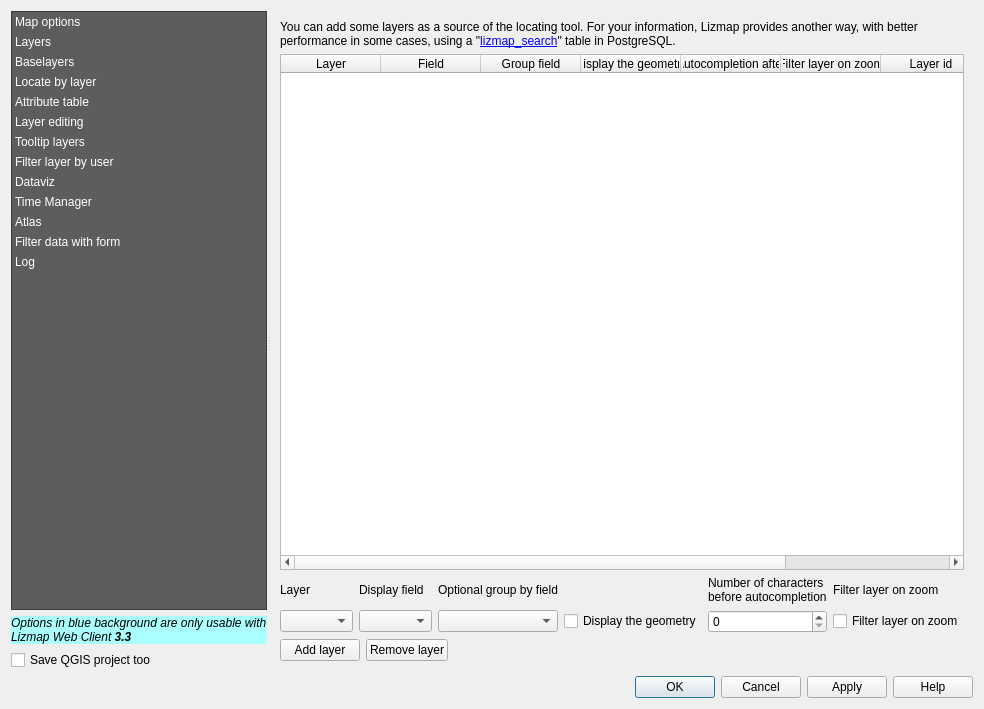
3liz/lizmap-plugin, file resources/ui/ui_lizmap.ui: the form before one commit.
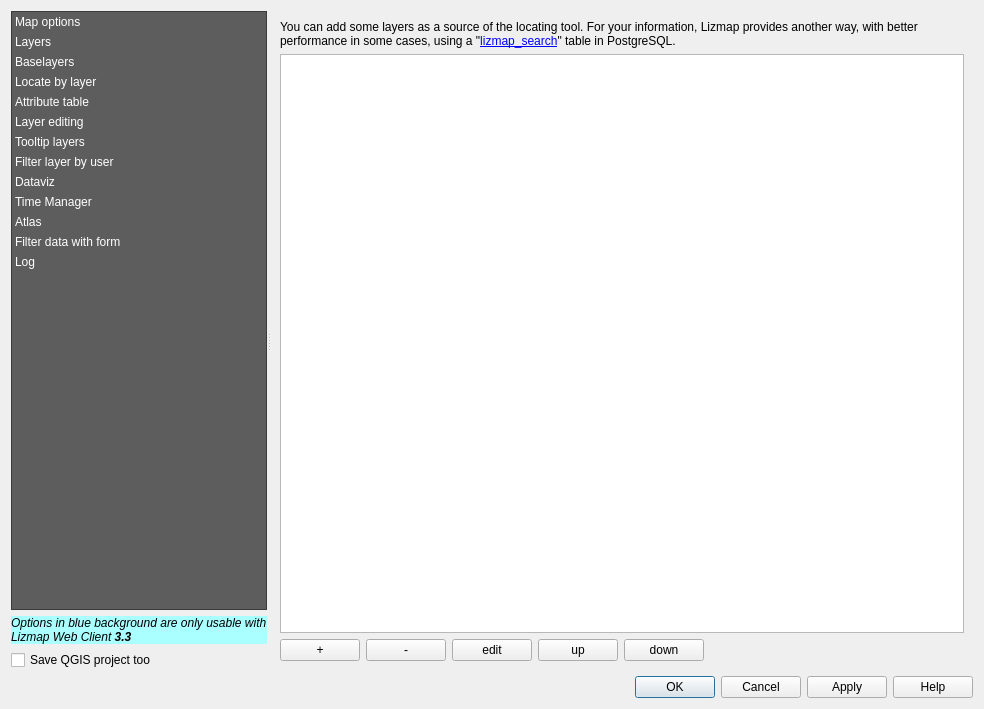
The form after the commit. The open tabs and pages were chosen to show the change. Custom widgets are drawn as their Qt base class.

Commit message: moving locate by layer to the new form

What changed in the file:
```diff
--- a/resources/ui/ui_lizmap.ui
+++ b/resources/ui/ui_lizmap.ui
@@ -2245,229 +2245,44 @@
                 </widget>
                </item>
                <item>
-                <widget class="QTableWidget" name="twLocateByLayerList">
-                 <property name="sizePolicy">
-                  <sizepolicy hsizetype="Minimum" vsizetype="Expanding">
-                   <horstretch>0</horstretch>
-                   <verstretch>0</verstretch>
-                  </sizepolicy>
-                 </property>
-                 <property name="maximumSize">
-                  <size>
-                   <width>16777215</width>
-                   <height>16777215</height>
-                  </size>
-                 </property>
-                 <property name="editTriggers">
-                  <set>QAbstractItemView::NoEditTriggers</set>
-                 </property>
-                 <property name="alternatingRowColors">
-                  <bool>true</bool>
-                 </property>
-                 <property name="selectionMode">
-                  <enum>QAbstractItemView::SingleSelection</enum>
-                 </property>
-                 <property name="selectionBehavior">
-                  <enum>QAbstractItemView::SelectRows</enum>
-                 </property>
-                 <attribute name="horizontalHeaderCascadingSectionResizes">
-                  <bool>false</bool>
-                 </attribute>
-                 <attribute name="horizontalHeaderMinimumSectionSize">
-                  <number>50</number>
-                 </attribute>
-                 <attribute name="horizontalHeaderStretchLastSection">
-                  <bool>false</bool>
-                 </attribute>
-                 <column>
-                  <property name="text">
-                   <string>Layer</string>
-                  </property>
-                 </column>
-                 <column>
-                  <property name="text">
-                   <string>Field</string>
-                  </property>
-                 </column>
-                 <column>
-                  <property name="text">
-                   <string>Group field</string>
-                  </property>
-                 </column>
-                 <column>
-                  <property name="text">
-                   <string>Display the geometry</string>
-                  </property>
-                 </column>
-                 <column>
-                  <property name="text">
-                   <string>Autocompletion after</string>
-                  </property>
-                 </column>
-                 <column>
-                  <property name="text">
-                   <string>Filter layer on zoom</string>
-                  </property>
-                 </column>
-                 <column>
-                  <property name="text">
-                   <string>Layer id</string>
-                  </property>
-                 </column>
-                 <column>
-                  <property name="text">
-                   <string>order</string>
-                  </property>
-                 </column>
-                </widget>
+                <widget class="QTableWidget" name="table_locate_by_layer"/>
                </item>
                <item>
                 <layout class="QVBoxLayout" name="verticalLayout_7">
-                 <item>
-                  <layout class="QHBoxLayout" name="horizontalLayout_4">
-                   <item>
-                    <layout class="QGridLayout" name="gridLayout_23">
-                     <item row="0" column="1">
-                      <widget class="QLabel" name="label_26">
-                       <property name="text">
-                        <string>Display field</string>
-                       </property>
-                       <property name="wordWrap">
-                        <bool>true</bool>
-                       </property>
-                      </widget>
-                     </item>
-                     <item row="0" column="0">
-                      <widget class="QLabel" name="label_25">
-                       <property name="text">
-                        <string>Layer</string>
-                       </property>
-                       <property name="wordWrap">
-                        <bool>true</bool>
-                       </property>
-                      </widget>
-                     </item>
-                     <item row="0" column="2">
-                      <widget class="QLabel" name="label_27">
-                       <property name="text">
-                        <string>Optional group by field</string>
-                       </property>
-                       <property name="wordWrap">
-                        <bool>true</bool>
-                       </property>
-                      </widget>
-                     </item>
-                     <item row="1" column="3">
-                      <widget class="QCheckBox" name="cbLocateByLayerDisplayGeom">
-                       <property name="toolTip">
-                        <string>If Lizmap must highlight the geometry after one result is selected.</string>
-                       </property>
-                       <property name="text">
-                        <string>Display the geometry</string>
-                       </property>
-                      </widget>
-                     </item>
-                     <item row="0" column="5">
-                      <widget class="QLabel" name="label_66">
-                       <property name="text">
-                        <string>Filter layer on zoom</string>
-                       </property>
-                       <property name="wordWrap">
-                        <bool>true</bool>
-                       </property>
-                      </widget>
-                     </item>
-                     <item row="1" column="0">
-                      <widget class="QgsMapLayerComboBox" name="liLocateByLayerLayers">
-                       <property name="maximumSize">
-                        <size>
-                         <width>150</width>
-                         <height>16777215</height>
-                        </size>
-                       </property>
-                      </widget>
-                     </item>
-                     <item row="1" column="4">
-                      <widget class="QSpinBox" name="inLocateByLayerMinLength">
-                       <property name="toolTip">
-                        <string>If you set a value above 0, autocompletion will be used after this amount of characters while the user types. The classical combobox will be replaced by a editable text input</string>
-                       </property>
-                       <property name="statusTip">
-                        <string/>
-                       </property>
-                       <property name="whatsThis">
-                        <string/>
-                       </property>
-                       <property name="maximum">
-                        <number>5</number>
-                       </property>
-                      </widget>
-                     </item>
-                     <item row="1" column="1">
-                      <widget class="QgsFieldComboBox" name="liLocateByLayerFields">
-                       <property name="maximumSize">
-                        <size>
-                         <width>150</width>
-                         <height>16777215</height>
-                        </size>
-                       </property>
-                      </widget>
-                     </item>
-                     <item row="1" column="5">
-                      <widget class="QCheckBox" name="cbFilterOnLocate">
-                       <property name="toolTip">
-                        <string>If the layer is published via the attribute layers tool below, and this checkbox is checked,
-zooming on a feature with the locate tool will trigger the filter of the layer for the selected feature.
-Only the selected feature will be visible on the map.</string>
-                       </property>
-                       <property name="styleSheet">
-                        <string notr="true"/>
-                       </property>
-                       <property name="text">
-                        <string>Filter layer on zoom</string>
-                       </property>
-                      </widget>
-                     </item>
-                     <item row="0" column="4">
-                      <widget class="QLabel" name="label_53">
-                       <property name="text">
-                        <string>Number of characters before autocompletion</string>
-                       </property>
-                       <property name="wordWrap">
-                        <bool>true</bool>
-                       </property>
-                      </widget>
-                     </item>
-                     <item row="1" column="2">
-                      <widget class="QgsFieldComboBox" name="liLocateByLayerFilterFields">
-                       <property name="maximumSize">
-                        <size>
-                         <width>150</width>
-                         <height>16777215</height>
-                        </size>
-                       </property>
-                       <property name="toolTip">
-                        <string>A field describing the upper level to regroup these features. This will display another combobox on top to make some filtering.</string>
-                       </property>
-                      </widget>
-                     </item>
-                    </layout>
-                   </item>
-                  </layout>
-                 </item>
                  <item>
                   <layout class="QHBoxLayout" name="horizontalLayout_16">
                    <item>
                     <widget class="QPushButton" name="btLocateByLayerAdd">
                      <property name="text">
-                      <string>Add layer</string>
+                      <string notr="true">+</string>
                      </property>
                     </widget>
                    </item>
                    <item>
                     <widget class="QPushButton" name="btLocateByLayerDel">
                      <property name="text">
-                      <string>Remove layer</string>
+                      <string notr="true">-</string>
+                     </property>
+                    </widget>
+                   </item>
+                   <item>
+                    <widget class="QPushButton" name="edit_locate_layer_button">
+                     <property name="text">
+                      <string notr="true">edit</string>
+                     </property>
+                    </widget>
+                   </item>
+                   <item>
+                    <widget class="QPushButton" name="up_locate_layer_button">
+                     <property name="text">
+                      <string notr="true">up</string>
+                     </property>
+                    </widget>
+                   </item>
+                   <item>
+                    <widget class="QPushButton" name="down_locate_layer_button">
+                     <property name="text">
+                      <string notr="true">down</string>
                      </property>
                     </widget>
                    </item>
```
Left out of the diff: 15 changed lines with no effect on the pictures. The commit also changes 8 other files.
